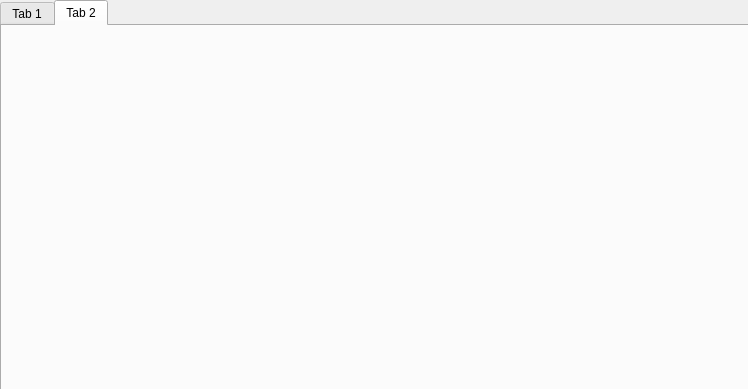
The window that mainwindow.ui (moevm/gui-1h2017-16) describes before a commit, drawn with Qt 5.
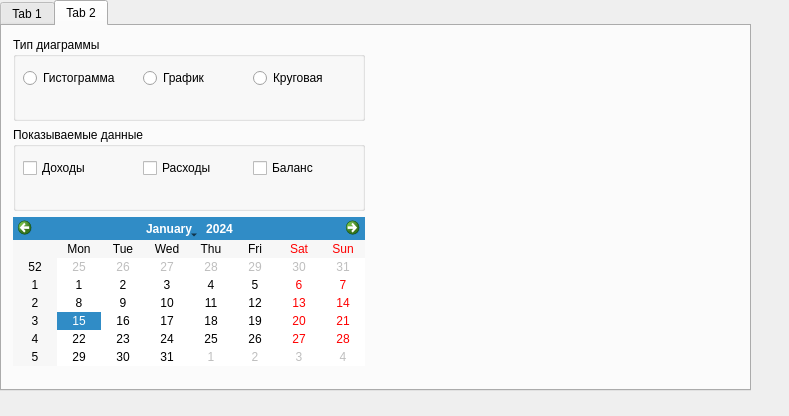
The same window after the commit. The open tabs and pages were chosen to show the change.

Commit message: add 2 tab interface

What changed in the file:
```diff
--- a/mainwindow.ui
+++ b/mainwindow.ui
@@ -6,8 +6,8 @@
    <rect>
     <x>0</x>
     <y>0</y>
-    <width>748</width>
-    <height>389</height>
+    <width>789</width>
+    <height>416</height>
    </rect>
   </property>
   <property name="windowTitle">
@@ -541,6 +541,139 @@
      <attribute name="title">
       <string>Tab 2</string>
      </attribute>
+     <widget class="QWidget" name="horizontalLayoutWidget">
+      <property name="geometry">
+       <rect>
+        <x>0</x>
+        <y>0</y>
+        <width>731</width>
+        <height>351</height>
+       </rect>
+      </property>
+      <layout class="QHBoxLayout" name="tab2_content_layout_4" stretch="0,0">
+       <item>
+        <layout class="QVBoxLayout" name="tab2leftVerticalLayout_4">
+         <item>
+          <widget class="QGroupBox" name="tab2ChartTypeGroupBox_4">
+           <property name="sizePolicy">
+            <sizepolicy hsizetype="Preferred" vsizetype="Expanding">
+             <horstretch>0</horstretch>
+             <verstretch>0</verstretch>
+            </sizepolicy>
+           </property>
+           <property name="title">
+            <string>Тип диаграммы</string>
+           </property>
+           <widget class="QRadioButton" name="tab2BarChart_4">
+            <property name="geometry">
+             <rect>
+              <x>10</x>
+              <y>30</y>
+              <width>111</width>
+              <height>22</height>
+             </rect>
+            </property>
+            <property name="text">
+             <string>Гистограмма</string>
+            </property>
+           </widget>
+           <widget class="QRadioButton" name="tab2Chart_4">
+            <property name="geometry">
+             <rect>
+              <x>130</x>
+              <y>30</y>
+              <width>81</width>
+              <height>22</height>
+             </rect>
+            </property>
+            <property name="text">
+             <string>График</string>
+            </property>
+           </widget>
+           <widget class="QRadioButton" name="tab2PieChart_4">
+            <property name="geometry">
+             <rect>
+              <x>240</x>
+              <y>30</y>
+              <width>97</width>
+              <height>22</height>
+             </rect>
+            </property>
+            <property name="text">
+             <string>Круговая</string>
+            </property>
+           </widget>
+          </widget>
+         </item>
+         <item>
+          <widget class="QGroupBox" name="tab2DataGroupBox_4">
+           <property name="sizePolicy">
+            <sizepolicy hsizetype="Preferred" vsizetype="Expanding">
+             <horstretch>0</horstretch>
+             <verstretch>0</verstretch>
+            </sizepolicy>
+           </property>
+           <property name="title">
+            <string>Показываемые данные</string>
+           </property>
+           <widget class="QCheckBox" name="tab2IncomesRadioButton_4">
+            <property name="geometry">
+             <rect>
+              <x>10</x>
+              <y>30</y>
+              <width>83</width>
+              <height>22</height>
+             </rect>
+            </property>
+            <property name="text">
+             <string>Доходы</string>
+            </property>
+           </widget>
+           <widget class="QCheckBox" name="tab2ExpensesRadioButton_4">
+            <property name="geometry">
+             <rect>
+              <x>130</x>
+              <y>30</y>
+              <width>83</width>
+              <height>22</height>
+             </rect>
+            </property>
+            <property name="text">
+             <string>Расходы</string>
+            </property>
+           </widget>
+           <widget class="QCheckBox" name="tab2BalanceRadioButton_4">
+            <property name="geometry">
+             <rect>
+              <x>240</x>
+              <y>30</y>
+              <width>83</width>
+              <height>22</height>
+             </rect>
+            </property>
+            <property name="text">
+             <string>Баланс</string>
+            </property>
+           </widget>
+          </widget>
+         </item>
+         <item>
+          <widget class="QCalendarWidget" name="tab2CalendarWidget_4"/>
+         </item>
+        </layout>
+       </item>
+       <item>
+        <widget class="QWidget" name="tab2ChartVisualisation_4" native="true">
+         <property name="sizePolicy">
+          <sizepolicy hsizetype="Expanding" vsizetype="Expanding">
+           <horstretch>0</horstretch>
+           <verstretch>0</verstretch>
+          </sizepolicy>
+         </property>
+        </widget>
+       </item>
+      </layout>
+     </widget>
     </widget>
    </widget>
   </widget>
```
Left out of the diff: 22 changed lines with no effect on the pictures.
